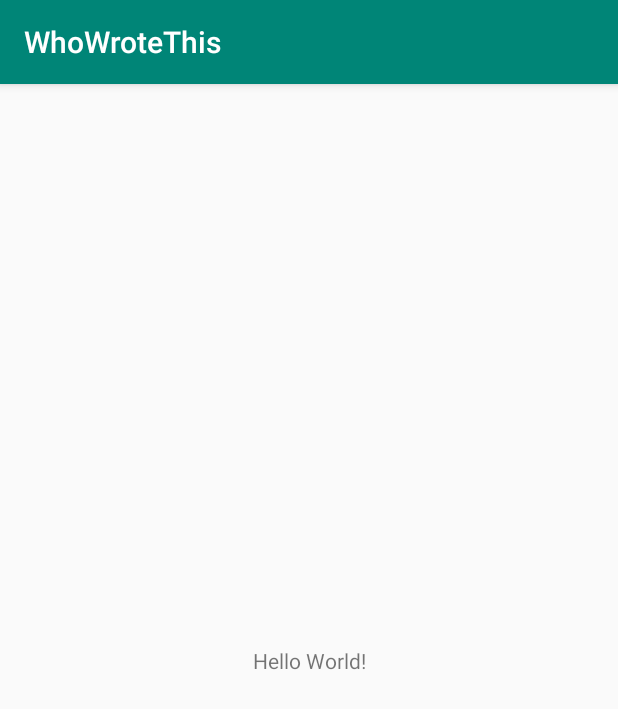
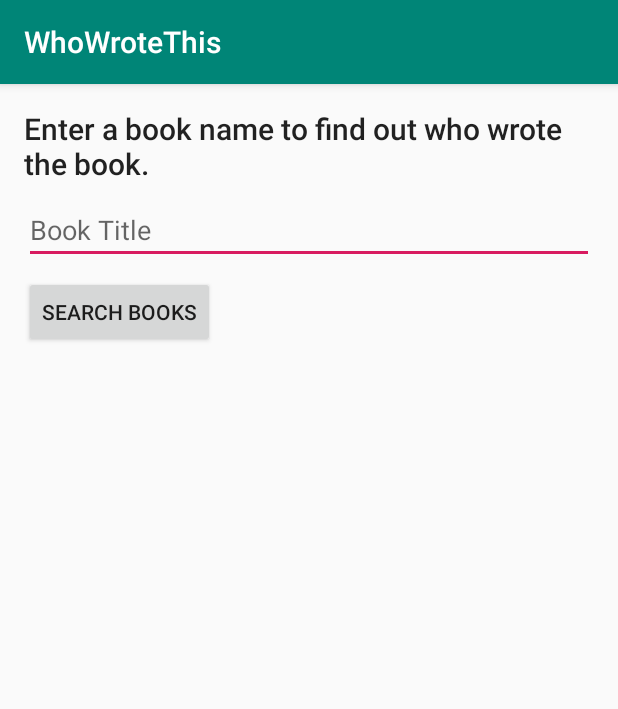
Before and after one commit to JassMTL/WhoWroteit, an Android app: the screen it shows after launch (MainActivity), on a phone screen of 412 x 824 dp. Shown: the top 709 px of the screen. Run offline under Robolectric (Android 15) with nearby library versions, the phone set to English and light mode, and no system bars.

Commit message:
ending commit

```diff
--- a/app/src/main/AndroidManifest.xml
+++ b/app/src/main/AndroidManifest.xml
@@ -1,6 +1,10 @@
 <?xml version="1.0" encoding="utf-8"?>
 <manifest xmlns:android="http://schemas.android.com/apk/res/android"
     package="com.example.whowrotethis">
+
+    <uses-permission android:name="android.permission.INTERNET" />
+    <uses-permission
+        android:name="android.permission.ACCESS_NETWORK_STATE" />
 
     <application
         android:allowBackup="true"
--- a/app/src/main/res/layout/activity_main.xml
+++ b/app/src/main/res/layout/activity_main.xml
@@ -4,15 +4,57 @@
     xmlns:tools="http://schemas.android.com/tools"
     android:layout_width="match_parent"
     android:layout_height="match_parent"
-    tools:context=".MainActivity">
+    tools:context=".MainActivity"
+    android:layout_margin="16dp">
 
     <TextView
+        android:id="@+id/instructions"
+        android:layout_width="match_parent"
+        android:layout_height="wrap_content"
+        android:text="@string/instructions"
+        android:textAppearance="@style/TextAppearance.AppCompat.Title"
+        app:layout_constraintStart_toStartOf="parent"
+        app:layout_constraintTop_toTopOf="parent"/>
+
+    <EditText
+        android:id="@+id/bookInput"
+        android:layout_width="match_parent"
+        android:layout_height="wrap_content"
+        android:layout_marginTop="8dp"
+        android:hint="@string/input_hint"
+        android:inputType="text"
+        app:layout_constraintEnd_toEndOf="parent"
+        app:layout_constraintStart_toStartOf="parent"
+        app:layout_constraintTop_toBottomOf="@+id/instructions"/>
+
+    <Button
+        android:id="@+id/searchButton"
         android:layout_width="wrap_content"
         android:layout_height="wrap_content"
-        android:text="Hello World!"
-        app:layout_constraintBottom_toBottomOf="parent"
-        app:layout_constraintLeft_toLeftOf="parent"
-        app:layout_constraintRight_toRightOf="parent"
-        app:layout_constraintTop_toTopOf="parent" />
+        android:layout_marginTop="8dp"
+        android:onClick="searchBooks"
+        android:text="@string/button_text"
+        app:layout_constraintStart_toStartOf="parent"
+        app:layout_constraintTop_toBottomOf="@+id/bookInput"/>
+
+    <TextView
+        android:id="@+id/titleText"
+        android:layout_width="wrap_content"
+        android:layout_height="wrap_content"
+        android:layout_marginTop="16dp"
+        android:textAppearance=
+            "@style/TextAppearance.AppCompat.Headline"
+        app:layout_constraintStart_toStartOf="parent"
+        app:layout_constraintTop_toBottomOf="@+id/searchButton" />
+
+    <TextView
+        android:id="@+id/authorText"
+        android:layout_width="wrap_content"
+        android:layout_height="wrap_content"
+        android:layout_marginTop="8dp"
+        android:textAppearance=
+            "@style/TextAppearance.AppCompat.Headline"
+        app:layout_constraintStart_toStartOf="parent"
+        app:layout_constraintTop_toBottomOf="@+id/titleText"/>
 
 </android.support.constraint.ConstraintLayout>
--- a/app/src/main/res/values/strings.xml
+++ b/app/src/main/res/values/strings.xml
@@ -1,3 +1,13 @@
 <resources>
     <string name="app_name">WhoWroteThis</string>
+
+    <string name="instructions">Enter a book name to find out who wrote the book. </string>
+    <string name="button_text">Search Books</string>
+    <string name="input_hint">Book Title</string>
+
+    <string name="no_results">"No Results Found"</string>
+    <string name="loading">Loading...</string>
+
+    <string name="no_search_term">Please enter a search term</string>
+    <string name="no_network">Please check your network connection and try again.</string>
 </resources>
```
Also changed, not shown: app/src/main/java/com/example/whowrotethis/FetchBook.java (added, +64 -0 lines), app/src/main/java/com/example/whowrotethis/MainActivity.java (+53 -0 lines), app/src/main/java/com/example/whowrotethis/NetworkUtils.java (added, +77 -0 lines).
